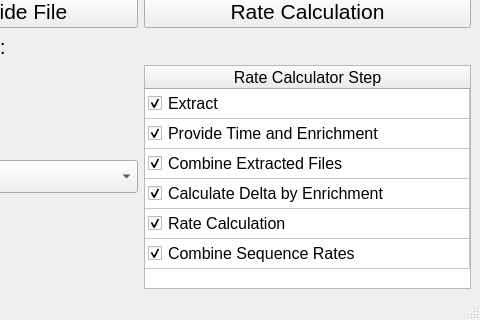
Before: the Qt Designer form ui_files/Main_Menu.ui in JC-Price/DeuteRater-H, drawn with Qt 5; both pictures show x 177 to 657 and y 230 to 550 of the 657 by 550 pixel window.
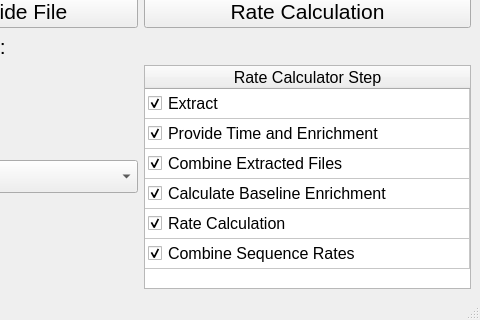
After: the same form once the commit is applied. Icons and pictures are not drawn.

Diff of the .ui file:
```diff
--- a/ui_files/Main_Menu.ui
+++ b/ui_files/Main_Menu.ui
@@ -181,7 +181,7 @@
       </item>
       <item row="3" column="0">
        <property name="text">
-        <string>Calculate Delta by Enrichment</string>
+        <string>Calculate Baseline Enrichment</string>
        </property>
        <property name="checkState">
         <enum>Checked</enum>
```
